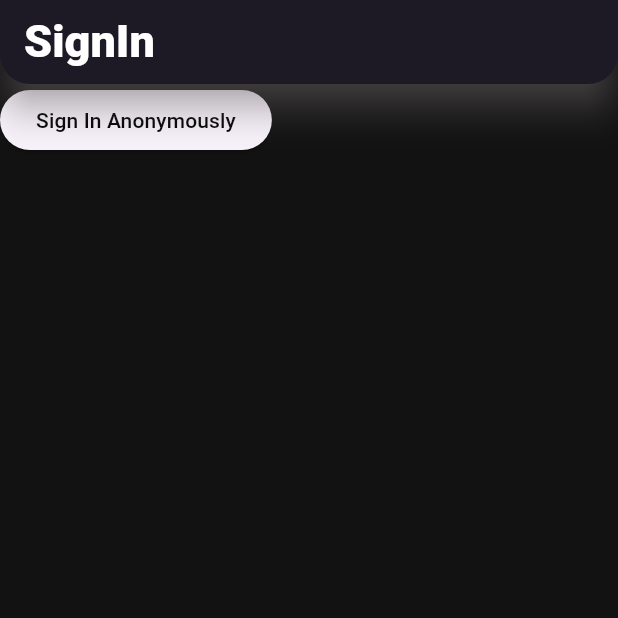
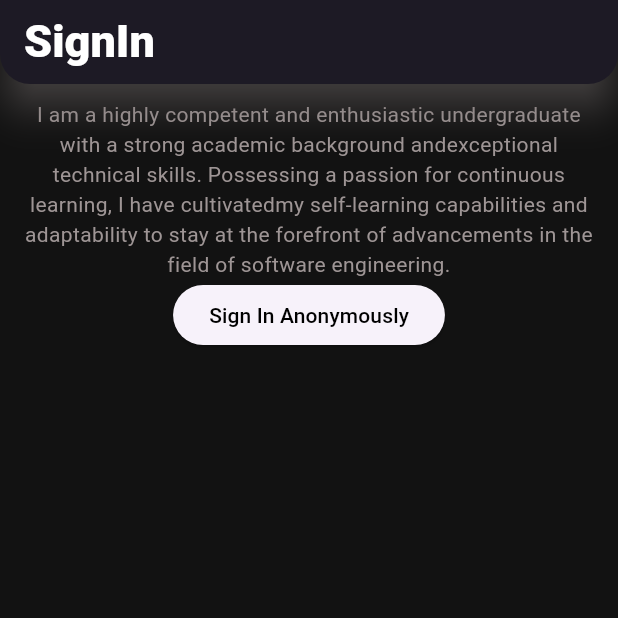
Before and after one commit to chinthakaSenarathna/flutter-with-firebase, a Flutter app: the screen it shows after launch, on a phone screen of 412 x 824 dp, the top half of it. Run offline on Flutter 3.47's test engine with Material 3 defaults, Android fonts, the phone set to English and light mode, and no system bars; our stand-ins replace firebase_auth, firebase_core; accounts and stored records are empty.

```diff
--- a/lib/screens/authentication/login.dart
+++ b/lib/screens/authentication/login.dart
@@ -36,7 +36,19 @@ class _Sign_InState extends State<Sign_In> {
           )
         ),
       ),
-      body: ElevatedButton(
+      body: Padding(
+        padding: const EdgeInsets.all(10),
+        child: Column(
+          children: [
+            const Text("I am a highly competent and enthusiastic undergraduate with a strong academic background and"
+              "exceptional technical skills. Possessing a passion for continuous learning, I have cultivated"
+              "my self-learning capabilities and adaptability to stay at the forefront of advancements in the field of software engineering.",
+              textAlign: TextAlign.center,
+              style: TextStyle(
+                color: textLight,
+              ),
+            ),
+            ElevatedButton(
               onPressed: () async{
                 dynamic result = await _authServices.signInAnonymously();
                 if(result == null){
@@ -53,6 +65,9 @@ class _Sign_InState extends State<Sign_In> {
                 ),
                 )
               ),
+          ],
+        ),
+      ),
     );
   }
 }
```
Also changed, not shown: lib/screens/home/home.dart (+1 -7 lines). Lines whose indentation alone changed are shown as unchanged.
